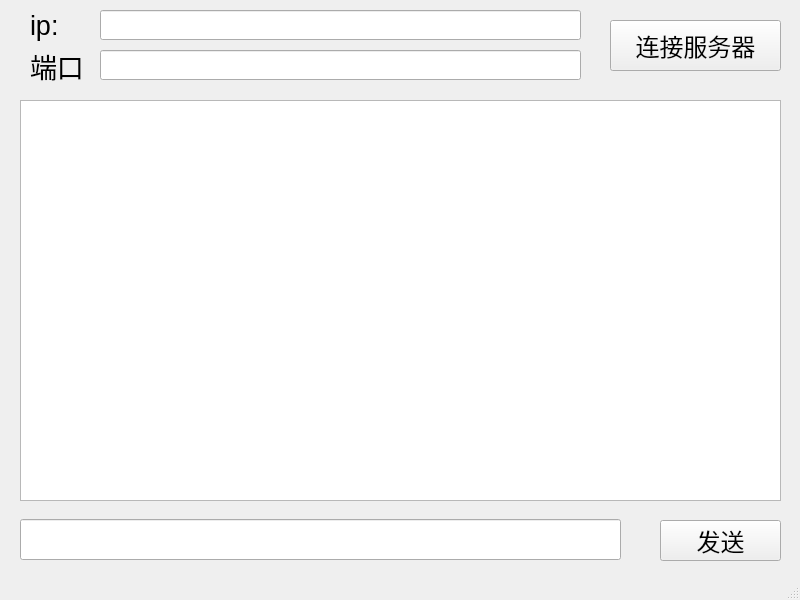
The window that ChatClient/chatclient.ui (ysm2026/chat_project) describes before a commit, drawn with Qt 5.
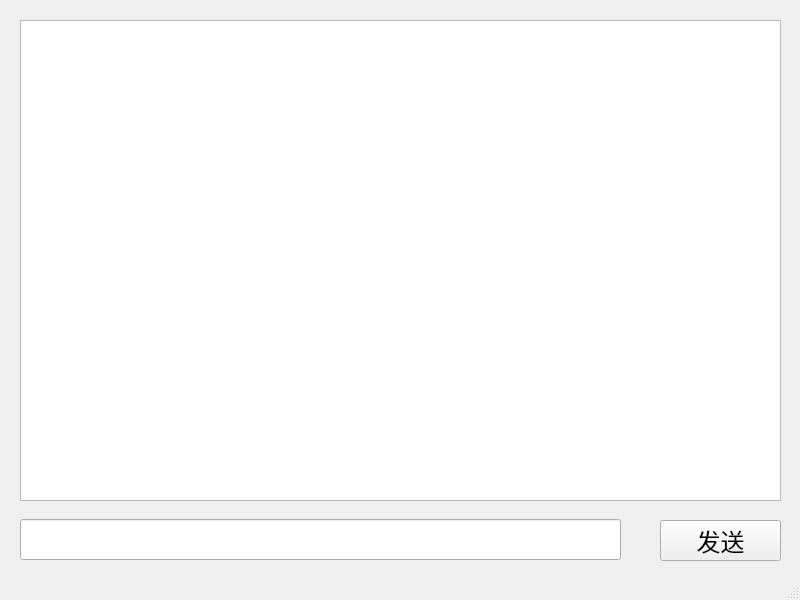
The same window after the commit.

Commit message: 修复连接MySql的问题、去掉旧连接功能，添加新登录功能

```diff
--- a/ChatClient/chatclient.ui
+++ b/ChatClient/chatclient.ui
@@ -14,126 +14,18 @@
    <string>ChatClient</string>
   </property>
   <widget class="QWidget" name="centralwidget">
-   <widget class="QPushButton" name="connect_button">
-    <property name="geometry">
-     <rect>
-      <x>610</x>
-      <y>20</y>
-      <width>171</width>
-      <height>51</height>
-     </rect>
-    </property>
-    <property name="font">
-     <font>
-      <pointsize>18</pointsize>
-     </font>
-    </property>
-    <property name="text">
-     <string>连接服务器</string>
-    </property>
-   </widget>
-   <widget class="QLabel" name="ip_label">
-    <property name="geometry">
-     <rect>
-      <x>30</x>
-      <y>10</y>
-      <width>61</width>
-      <height>31</height>
-     </rect>
-    </property>
-    <property name="minimumSize">
-     <size>
-      <width>20</width>
-      <height>20</height>
-     </size>
-    </property>
-    <property name="font">
-     <font>
-      <pointsize>20</pointsize>
-     </font>
-    </property>
-    <property name="text">
-     <string>ip:</string>
-    </property>
-   </widget>
-   <widget class="QLabel" name="port_label">
-    <property name="geometry">
-     <rect>
-      <x>30</x>
-      <y>50</y>
-      <width>61</width>
-      <height>31</height>
-     </rect>
-    </property>
-    <property name="minimumSize">
-     <size>
-      <width>20</width>
-      <height>20</height>
-     </size>
-    </property>
-    <property name="font">
-     <font>
-      <pointsize>20</pointsize>
-     </font>
-    </property>
-    <property name="text">
-     <string>端口：</string>
-    </property>
-   </widget>
-   <widget class="QLineEdit" name="ip_lineEdit">
-    <property name="geometry">
-     <rect>
-      <x>100</x>
-      <y>10</y>
-      <width>481</width>
-      <height>30</height>
-     </rect>
-    </property>
-    <property name="minimumSize">
-     <size>
-      <width>20</width>
-      <height>30</height>
-     </size>
-    </property>
-    <property name="font">
-     <font>
-      <pointsize>16</pointsize>
-     </font>
-    </property>
-   </widget>
-   <widget class="QLineEdit" name="port_lineEdit">
-    <property name="geometry">
-     <rect>
-      <x>100</x>
-      <y>50</y>
-      <width>481</width>
-      <height>30</height>
-     </rect>
-    </property>
-    <property name="minimumSize">
-     <size>
-      <width>20</width>
-      <height>30</height>
-     </size>
-    </property>
-    <property name="font">
-     <font>
-      <pointsize>16</pointsize>
-     </font>
-    </property>
-   </widget>
    <widget class="QTextEdit" name="mes_textEdit">
     <property name="geometry">
      <rect>
       <x>20</x>
-      <y>100</y>
+      <y>20</y>
       <width>761</width>
-      <height>401</height>
+      <height>481</height>
      </rect>
     </property>
     <property name="font">
      <font>
-      <pointsize>14</pointsize>
+      <pointsize>18</pointsize>
      </font>
     </property>
    </widget>
```
The commit also changes 565 other files.
